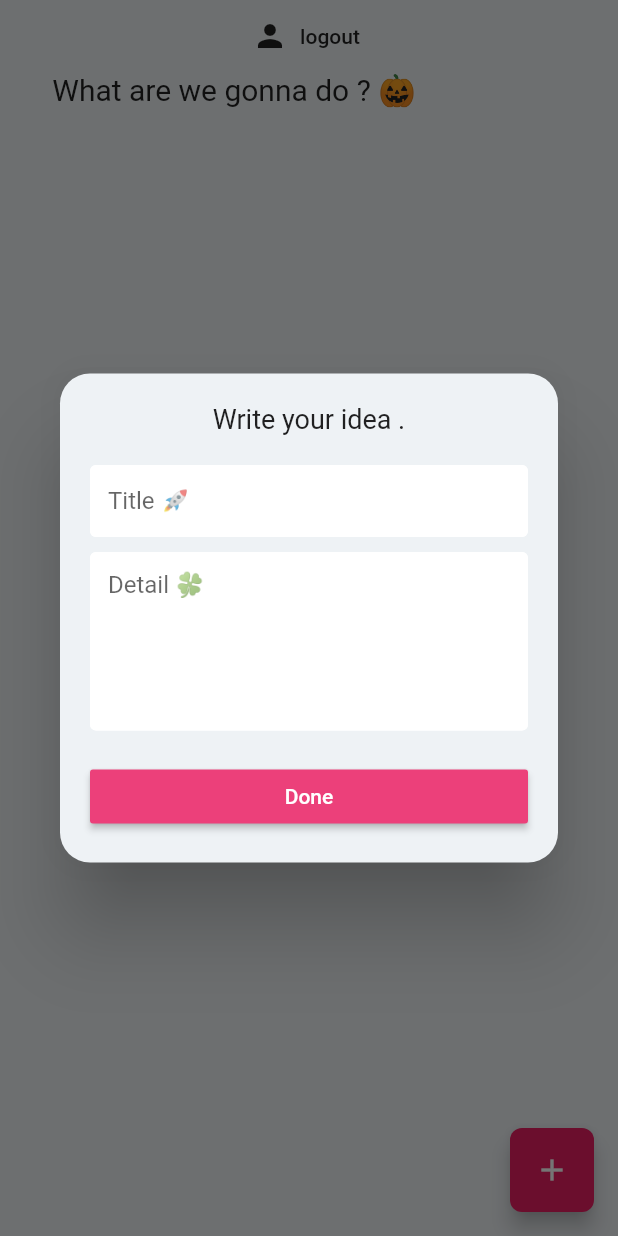
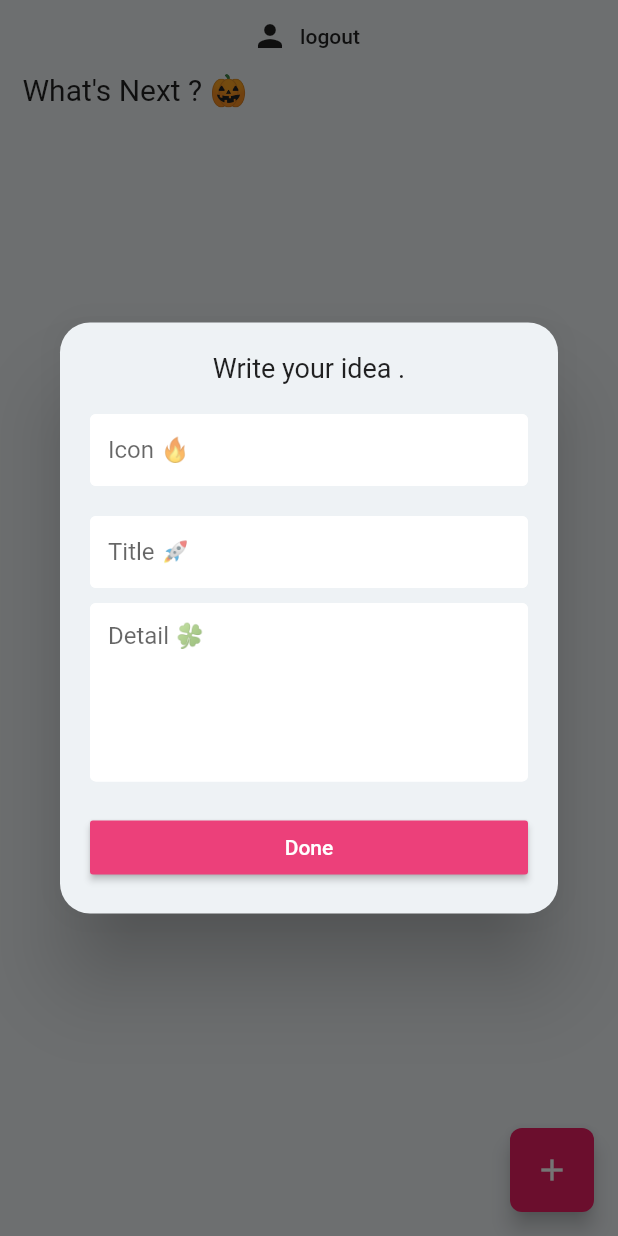
Before and after one commit to Curiklo/CountDaysFlutter, a Flutter app: the PlanHome screen opened directly, after a tap on the "add" icon, on a phone screen of 412 x 824 dp. Run offline on Flutter 3.47's test engine with Material 2 defaults, Android fonts, the phone set to English and light mode, and no system bars; our stand-ins replace cloud_firestore, firebase_auth, google_sign_in; accounts and stored records are empty.

Commit message:
[Plan] Add icon

```diff
--- a/lib/main.dart
+++ b/lib/main.dart
@@ -56,8 +56,8 @@ class _MyAppState extends State<MyApp> {
               ],
             ),
             //centerTitle: true,
-            backgroundColor: Colors.transparent,
-            elevation: 0.0,
+            backgroundColor: lightBackgroundColor,
+            elevation: 1.0,
           ),
           body: TabBarView(
             // each tab content
--- a/lib/models/plan.dart
+++ b/lib/models/plan.dart
@@ -1,7 +1,8 @@
 class Plan {
+  final String icon;
   final String titles;
   final String details;
   final String uid;
 
-  Plan({this.uid, this.titles, this.details});
+  Plan({this.uid, this.titles, this.details, this.icon});
 }
--- a/lib/models/user.dart
+++ b/lib/models/user.dart
@@ -4,12 +4,12 @@ class Person {
   Person({this.uid});
 }
 
-class PlanData{
-
+class PlanData {
   final String uid;
+  final String icon;
   final String titles;
   final String detail;
   final String author;
 
-  PlanData({this.uid,this.titles,this.detail,this.author});
+  PlanData({this.uid, this.titles, this.detail, this.author, this.icon});
 }
--- a/lib/pages/plan/plan_add.dart
+++ b/lib/pages/plan/plan_add.dart
@@ -11,6 +11,7 @@ class _PlanAddFormState extends State<PlanAddForm> {
   final _formKey = GlobalKey<FormState>();
 
   // form values
+  String _currenticon;
   String _currenttitle;
   String _currentdetail;
 
@@ -24,6 +25,12 @@ class _PlanAddFormState extends State<PlanAddForm> {
             Text(
               'Write your idea .',
               style: TextStyle(fontSize: 18.0),
+            ),
+            SizedBox(height: 20.0),
+            TextFormField(
+              decoration: textInputDecoration.copyWith(hintText: "Icon 🔥"),
+              validator: (val) => val.isEmpty ? 'Please enter a icon' : null,
+              onChanged: (val) => setState(() => _currenticon = val),
             ),
             SizedBox(height: 20.0),
             TextFormField(
@@ -54,8 +61,10 @@ class _PlanAddFormState extends State<PlanAddForm> {
                   onPressed: () async {
                     if (_formKey.currentState.validate()) {
                       await DatabaseService().createPlanData(
-                          _currenttitle ?? 'Somethig went wrong',
-                          _currentdetail ?? 'Somethig went wrong');
+                        _currenttitle ?? 'Somethig went wrong',
+                        _currentdetail ?? 'Somethig went wrong',
+                        _currenticon ?? '🌠',
+                      );
                       Navigator.pop(context);
                     }
                   },
--- a/lib/pages/plan/plan_home.dart
+++ b/lib/pages/plan/plan_home.dart
@@ -46,11 +46,14 @@ class PlanHome extends StatelessWidget {
                 ),
               ),
               Padding(
-                padding: const EdgeInsets.fromLTRB(0.0, 0.0, 100.0, 0.0),
-                child: Text(
-                  'What are we gonna do ? 🎃',
-                  style: TextStyle(
-                    fontSize: 20.0,
+                padding: const EdgeInsets.fromLTRB(15.0, 0.0, 0.0, 0.0),
+                child: Align(
+                  alignment: Alignment.centerLeft,
+                  child: Text(
+                    'What\'s Next ? 🎃',
+                    style: TextStyle(
+                      fontSize: 20.0,
+                    ),
                   ),
                 ),
               ),
--- a/lib/pages/plan/plan_setting.dart
+++ b/lib/pages/plan/plan_setting.dart
@@ -15,6 +15,7 @@ class _SettingsFormState extends State<SettingsForm> {
   final _formKey = GlobalKey<FormState>();
 
   // form values
+  String _currenticon;
   String _currenttitle;
   String _currentdetail;
 
@@ -34,6 +35,17 @@ class _SettingsFormState extends State<SettingsForm> {
                   Text(
                     'Update your idea .',
                     style: TextStyle(fontSize: 18.0),
+                  ),
+                  SizedBox(height: 20.0),
+                  TextFormField(
+                    initialValue: planData.icon,
+                    decoration:
+                        textInputDecoration.copyWith(hintText: "Icon 🔥"),
+                    validator: (val) =>
+                        val.isEmpty ? 'Please enter a Icon' : null,
+                    onChanged: (val) => setState(
+                      () => _currenticon = val,
+                    ),
                   ),
                   SizedBox(height: 20.0),
                   TextFormField(
@@ -67,10 +79,14 @@ class _SettingsFormState extends State<SettingsForm> {
                         ),
                         onPressed: () async {
                           if (_formKey.currentState.validate()) {
+                            print(_currenticon);
+                            print(_currenttitle);
+                            print(_currentdetail);
                             await DatabaseService().updatePlanData(
                               plan.uid,
                               _currenttitle ?? snapshot.data.titles,
                               _currentdetail ?? snapshot.data.detail,
+                              _currenticon ?? snapshot.data.icon,
                             );
                             Navigator.pop(context);
                           }
--- a/lib/services/database.dart
+++ b/lib/services/database.dart
@@ -10,15 +10,19 @@ class DatabaseService {
   final CollectionReference planCollection =
       Firestore.instance.collection('plans');
 
-  Future<void> updatePlanData(String uid, String titles, String details) async {
+  Future<void> updatePlanData(
+      String uid, String titles, String details, String icon) async {
     return await planCollection.document(uid).setData({
+      'icon': icon,
       'title': titles,
       'detail': details,
     });
   }
 
-  Future<void> createPlanData(String titles, String details) async {
+  Future<void> createPlanData(
+      String titles, String details, String icon) async {
     return await planCollection.document().setData({
+      'icon': icon,
       'title': titles,
       'detail': details,
     });
@@ -34,6 +38,7 @@ class DatabaseService {
     return snapshot.documents.map((doc) {
       //print(doc.data);
       return Plan(
+        icon: doc.data['icon'] ?? '💗',
         titles: doc.data['title'] ?? '',
         details: doc.data['detail'] ?? '',
         uid: doc.documentID,
@@ -44,6 +49,7 @@ class DatabaseService {
   //user data from snapshot
   PlanData _planDataFromSnapshot(DocumentSnapshot snapshot) {
     return PlanData(
+      icon: snapshot.data['icon'],
       titles: snapshot.data['title'],
       detail: snapshot.data['detail'],
     );
```
Also changed, not shown: lib/pages/plan/plan_detail.dart (+15 -5 lines), lib/pages/plan/plan_tile.dart (+10 -3 lines).
